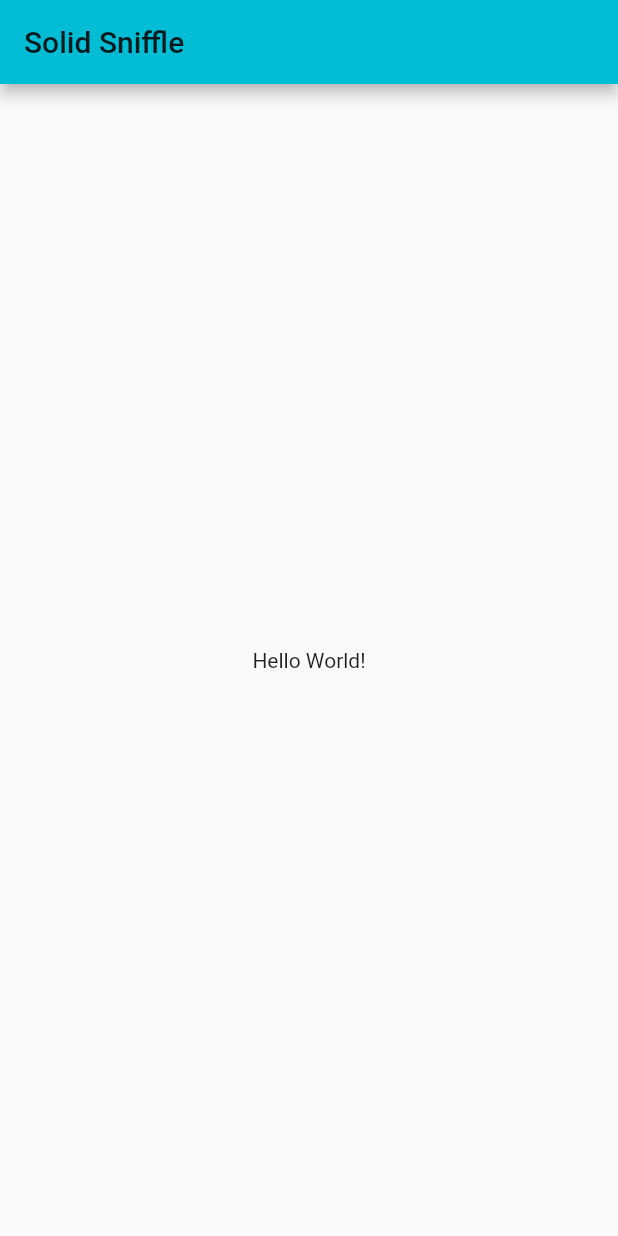
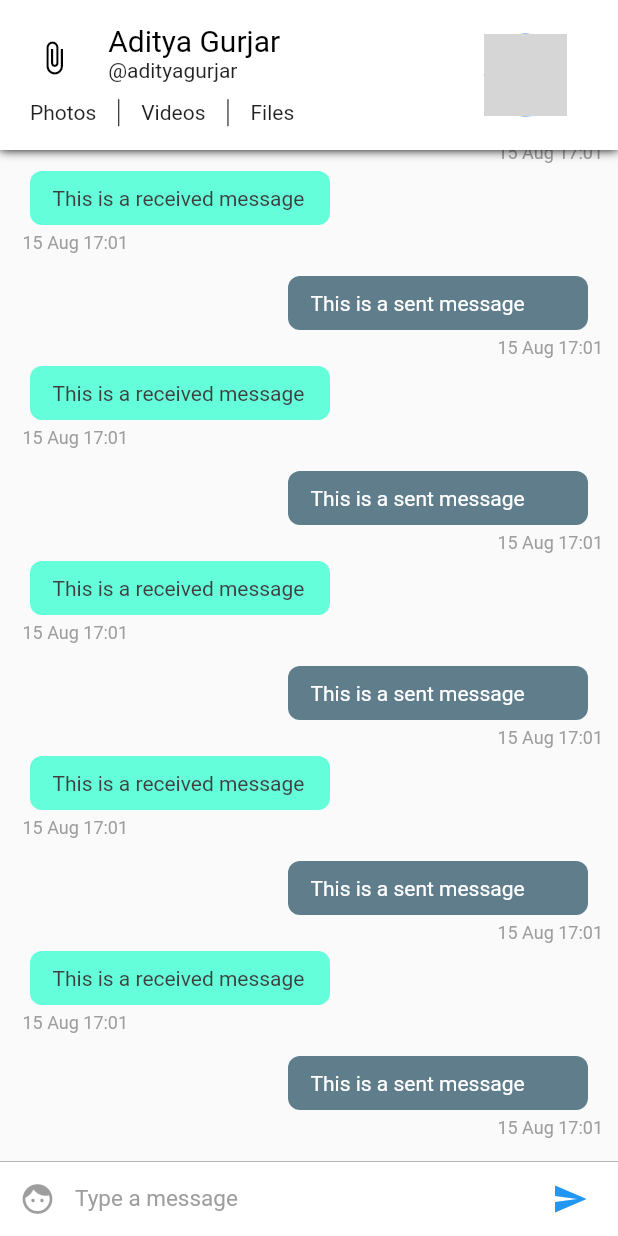
Before and after one commit to sidmocodes/solidsniffle, a Flutter app: the screen it shows after launch, on a phone screen of 412 x 824 dp. Run offline on Flutter 3.47's test engine with Material 2 defaults, Android fonts, the phone set to English and light mode, and no system bars; grey boxes are pictures that could not be loaded.

Commit message:
Add widgets, containers and config

```diff
--- /dev/null
+++ b/lib/config/Assets.dart
@@ -0,0 +1,3 @@
+class Assets{
+  static String user = 'assets/user.png';
+}
--- /dev/null
+++ b/lib/config/Palette.dart
@@ -0,0 +1,15 @@
+import 'package:flutter/material.dart';
+
+// Color palette for the app
+class Palette{
+  static Color primaryColor = Colors.blue;
+  static Color secondaryColor = Colors.black;
+  static Color primaryTextColor = Colors.black;
+  static Color secondaryTextColor = Colors.black87;
+  static Color primaryBackgroundColor = Colors.white;
+  static Color selfMessageBackgroundColor = Colors.blueGrey;
+  static Color otherMessageBackgroundColor = Colors.tealAccent;
+  static Color selfMessageColor = Colors.white;
+  static Color otherMessageColor = Color(0xff3f3f3f);
+  static Color greyColor = Colors.grey;
+}
--- a/lib/main.dart
+++ b/lib/main.dart
@@ -1,48 +1,18 @@
+import 'package:flutter/material.dart';
+import 'pages/ConversationPageList.dart';
 
-import 'package:flutter/material.dart';
+void main() => runApp(solidsniffle());
 
-void main() => runApp(MyApp());
-
-class MyApp extends StatelessWidget {
+class solidsniffle extends StatelessWidget {
   // This widget is the root of your application.
   @override
   Widget build(BuildContext context) {
     return MaterialApp(
       title: 'Solid Sniffle',
       theme: ThemeData(
-        primarySwatch: Colors.cyan,
+        primarySwatch: Colors.blue,
       ),
-      home: MyHomePage(title: 'Solid Sniffle'),
+      home: ConversationPageList(),
     );
   }
 }
-
-class MyHomePage extends StatefulWidget {
-  MyHomePage({Key key, this.title}) : super(key: key);
-
-  final String title;
-
-  @override
-  _MyHomePageState createState() => _MyHomePageState();
-}
-
-class _MyHomePageState extends State<MyHomePage> {
-
-  @override
-  Widget build(BuildContext context) {
-    // The Flutter framework has been optimized to make rerunning build methods
-    // fast, so that you can just rebuild anything that needs updating rather
-    // than having to individually change instances of widgets.
-    return Scaffold(
-        appBar: AppBar(
-          // Here we take the value from the MyHomePage object that was created by
-          // the App.build method, and use it to set our appbar title.
-          title: Text(widget.title),
-        ),
-        body: Center(
-            child:Text('Hello World!')
-        )
-    );
-
-  }
-}
--- /dev/null
+++ b/lib/pages/ConversationPage.dart
@@ -0,0 +1,32 @@
+import 'package:flutter/material.dart';
+import 'package:solidsniffle/widgets/ChatAppBar.dart';
+import 'package:solidsniffle/widgets/ChatListWidget.dart';
+import 'package:solidsniffle/widgets/InputWidget.dart';
+
+class ConversationPage extends StatefulWidget {
+  @override
+  _ConversationPageState createState() => _ConversationPageState();
+}
+
+class _ConversationPageState extends State<ConversationPage> {
+
+  @override
+  Widget build(BuildContext context) {
+    return SafeArea(
+        child: Scaffold(
+            appBar: ChatAppBar(), // Custom app bar for chat screen
+            body: Stack(children: <Widget>[
+              Column(
+                children: <Widget>[
+                  ChatListWidget(),//Chat list
+                  InputWidget() // The input widget
+                ],
+              ),
+            ]
+            )
+        )
+    );
+  }
+
+
+}
--- /dev/null
+++ b/lib/pages/ConversationPageList.dart
@@ -0,0 +1,25 @@
+
+import 'package:flutter/material.dart';
+import 'ConversationPage.dart';
+
+class ConversationPageList extends StatefulWidget {
+
+  @override
+  _ConversationPageListState createState() => _ConversationPageListState();
+}
+
+class _ConversationPageListState extends State<ConversationPageList> {
+
+  @override
+  Widget build(BuildContext context) {
+    return PageView(
+      children: <Widget>[
+        ConversationPage(),
+        ConversationPage(),
+        ConversationPage()
+      ],
+    );
+
+
+  }
+}
--- /dev/null
+++ b/lib/widgets/ChatAppBar.dart
@@ -0,0 +1,101 @@
+import 'package:flutter/material.dart';
+import 'package:solidsniffle/config/Assets.dart';
+import 'package:solidsniffle/config/Palette.dart';
+
+class ChatAppBar extends StatelessWidget implements PreferredSizeWidget {
+  final double height = 100;
+  @override
+  Widget build(BuildContext context) {
+    var textHeading = TextStyle(color: Palette.primaryTextColor, fontSize: 20); // Text style for the name
+    var textStyle = TextStyle(color: Palette.secondaryTextColor); // Text style for everything else
+
+    double width = MediaQuery.of(context).size.width; // calculate the screen width
+    return Material(
+        child: Container(
+            decoration: new BoxDecoration(boxShadow: [ //adds a shadow to the appbar
+              new BoxShadow(
+                color: Colors.black,
+                blurRadius: 5.0,
+              )]),
+            child:  Container(
+                color: Palette.primaryBackgroundColor,
+                child: Row(children: <Widget>[
+                  Expanded( //we're dividing the appbar into 7 : 3 ratio. 7 is for content and 3 is for the display picture.
+                      flex: 7,
+                      child: Center(
+                          child: Column(
+                            mainAxisSize: MainAxisSize.min,
+                            children: <Widget>[
+                              Container(
+                                  height: 70 - (width * .06),
+                                  child: Row(
+                                    crossAxisAlignment: CrossAxisAlignment.start,
+                                    children: <Widget>[
+                                      Expanded(
+                                          flex: 2,
+                                          child: Center(
+                                              child: Icon(
+                                                Icons.attach_file,
+                                                color: Palette.secondaryColor,
+                                              ))),
+                                      Expanded(
+                                          flex: 6,
+                                          child: Container(
+                                              child: Column(
+                                                crossAxisAlignment:
+                                                CrossAxisAlignment.start,
+                                                mainAxisAlignment: MainAxisAlignment.center,
+                                                mainAxisSize: MainAxisSize.min,
+                                                children: <Widget>[
+                                                  Text('Aditya Gurjar', style: textHeading),
+                                                  Text('@adityagurjar', style: textStyle)
+                                                ],
+                                              ))),
+                                    ],
+                                  )),
+                              //second row containing the buttons for media
+                              Container(
+                                  height: 23,
+                                  padding: EdgeInsets.fromLTRB(20, 5, 5, 0),
+                                  child: Row(
+                                    mainAxisAlignment: MainAxisAlignment.start,
+                                    crossAxisAlignment: CrossAxisAlignment.center,
+                                    children: <Widget>[
+                                      Text(
+                                        'Photos',
+                                        style: textStyle,
+                                      ),
+                                      VerticalDivider(
+                                        width: 30,
+                                        color: Palette.primaryTextColor,
+                                      ),
+                                      Text(
+                                        'Videos',
+                                        style: textStyle,
+                                      ),
+                                      VerticalDivider(
+                                        width: 30,
+                                        color: Palette.primaryTextColor,
+                                      ),
+                                      Text('Files', style: textStyle)
+                                    ],
+                                  )),
+                            ],
+                          ))),
+                  //This is the display picture
+                  Expanded(
+                      flex: 3,
+                      child: Container(
+                          child: Center(
+                              child: CircleAvatar(
+                                radius: (80 - (width * .06)) / 2,
+                                backgroundImage: Image.asset(
+                                  Assets.user,
+                                ).image,
+                              )))),
+                ]))));
+  }
+
+  @override
+  Size get preferredSize => Size.fromHeight(height);
+}
--- /dev/null
+++ b/lib/widgets/ChatItemWidget.dart
@@ -0,0 +1,91 @@
+
+import 'package:flutter/material.dart';
+import 'package:solidsniffle/config/Palette.dart';
+import 'package:intl/intl.dart';
+
+
+class ChatItemWidget extends StatelessWidget{
+  var index;
+
+  ChatItemWidget(this.index);
+
+  @override
+  Widget build(BuildContext context) {
+    // TODO: implement build
+    if (index % 2 == 0) {
+      //This is the sent message. We'll later use data from firebase instead of index to determine the message is sent or received.
+      return Container(
+          child: Column(children: <Widget>[
+            Row(
+              children: <Widget>[
+                Container(
+                  child: Text(
+                    'This is a sent message',
+                    style: TextStyle(color: Palette.selfMessageColor),
+                  ),
+                  padding: EdgeInsets.fromLTRB(15.0, 10.0, 15.0, 10.0),
+                  width: 200.0,
+                  decoration: BoxDecoration(
+                      color: Palette.selfMessageBackgroundColor,
+                      borderRadius: BorderRadius.circular(8.0)),
+                  margin: EdgeInsets.only(right: 10.0),
+                )
+              ],
+              mainAxisAlignment:
+              MainAxisAlignment.end, // aligns the chatitem to right end
+            ),
+            Row(
+                mainAxisAlignment: MainAxisAlignment.end,
+                children: <Widget>[
+                  Container(
+                    child: Text(
+                      DateFormat('dd MMM kk:mm')
+                          .format(DateTime.fromMillisecondsSinceEpoch(1565888474278)),
+                      style: TextStyle(
+                          color: Palette.greyColor,
+                          fontSize: 12.0,
+                          fontStyle: FontStyle.normal),
+                    ),
+                    margin: EdgeInsets.only(left: 5.0, top: 5.0, bottom: 5.0),
+                  )])
+          ]));
+    } else {
+      // This is a received message
+      return Container(
+        child: Column(
+          children: <Widget>[
+            Row(
+              children: <Widget>[
+                Container(
+                  child: Text(
+                    'This is a received message',
+                    style: TextStyle(color: Palette.otherMessageColor),
+                  ),
+                  padding: EdgeInsets.fromLTRB(15.0, 10.0, 15.0, 10.0),
+                  width: 200.0,
+                  decoration: BoxDecoration(
+                      color: Palette.otherMessageBackgroundColor,
+                      borderRadius: BorderRadius.circular(8.0)),
+                  margin: EdgeInsets.only(left: 10.0),
+                )
+              ],
+            ),
+            Container(
+              child: Text(
+                DateFormat('dd MMM kk:mm')
+                    .format(DateTime.fromMillisecondsSinceEpoch(1565888474278)),
+                style: TextStyle(
+                    color: Palette.greyColor,
+                    fontSize: 12.0,
+                    fontStyle: FontStyle.normal),
+              ),
+              margin: EdgeInsets.only(left: 5.0, top: 5.0, bottom: 5.0),
+            )
+          ],
+          crossAxisAlignment: CrossAxisAlignment.start,
+        ),
+        margin: EdgeInsets.only(bottom: 10.0),
+      );
+    }  }
+
+}
--- /dev/null
+++ b/lib/widgets/ChatListWidget.dart
@@ -0,0 +1,21 @@
+
+import 'package:flutter/material.dart';
+
+import 'ChatItemWidget.dart';
+
+
+class ChatListWidget extends StatelessWidget{
+  final ScrollController listScrollController = new ScrollController();
+  @override
+  Widget build(BuildContext context) {
+    // TODO: implement build
+    return Flexible(
+        child: ListView.builder(
+          padding: EdgeInsets.all(10.0),
+          itemBuilder: (context, index) => ChatItemWidget(index),
+          itemCount: 20,
+          reverse: true,
+          controller: listScrollController,
+        ));
+  }
+}
--- /dev/null
+++ b/lib/widgets/InputWidget.dart
@@ -0,0 +1,61 @@
+
+import 'package:flutter/material.dart';
+import 'package:solidsniffle/config/Palette.dart';
+
+class InputWidget extends StatelessWidget {
+
+  final TextEditingController textEditingController = new TextEditingController();
+
+  @override
+  Widget build(BuildContext context) {
+    return Container(
+      child: Row(
+        children: <Widget>[
+          Material(
+            child: new Container(
+              margin: new EdgeInsets.symmetric(horizontal: 1.0),
+              child: new IconButton(
+                icon: new Icon(Icons.face),
+                color: Palette.primaryColor,
+              ),
+            ),
+            color: Colors.white,
+          ),
+
+          // Text input
+          Flexible(
+            child: Container(
+              child: TextField(
+                style: TextStyle(color: Palette.primaryTextColor, fontSize: 15.0),
+                controller: textEditingController,
+                decoration: InputDecoration.collapsed(
+                  hintText: 'Type a message',
+                  hintStyle: TextStyle(color: Palette.greyColor),
+                ),
+              ),
+            ),
+          ),
+
+          // Send Message Button
+          Material(
+            child: new Container(
+              margin: new EdgeInsets.symmetric(horizontal: 8.0),
+              child: new IconButton(
+                icon: new Icon(Icons.send),
+                onPressed: () => {},
+                color: Palette.primaryColor,
+              ),
+            ),
+            color: Colors.white,
+          ),
+        ],
+      ),
+      width: double.infinity,
+      height: 50.0,
+      decoration: new BoxDecoration(
+          border: new Border(
+              top: new BorderSide(color: Palette.greyColor, width: 0.5)),
+          color: Colors.white),
+    );
+  }
+}
--- a/pubspec.yaml
+++ b/pubspec.yaml
@@ -19,6 +19,7 @@ environment:
 dependencies:
   flutter:
     sdk: flutter
+  intl: ^0.15.8
 
   # The following adds the Cupertino Icons font to your application.
   # Use with the CupertinoIcons class for iOS style icons.
@@ -34,6 +35,8 @@ dev_dependencies:
 
 # The following section is specific to Flutter.
 flutter:
+  assets:
+    - assets/
 
   # The following line ensures that the Material Icons font is
   # included with your application, so that you can use the icons in
```
Also changed, not shown: pubspec.lock.
